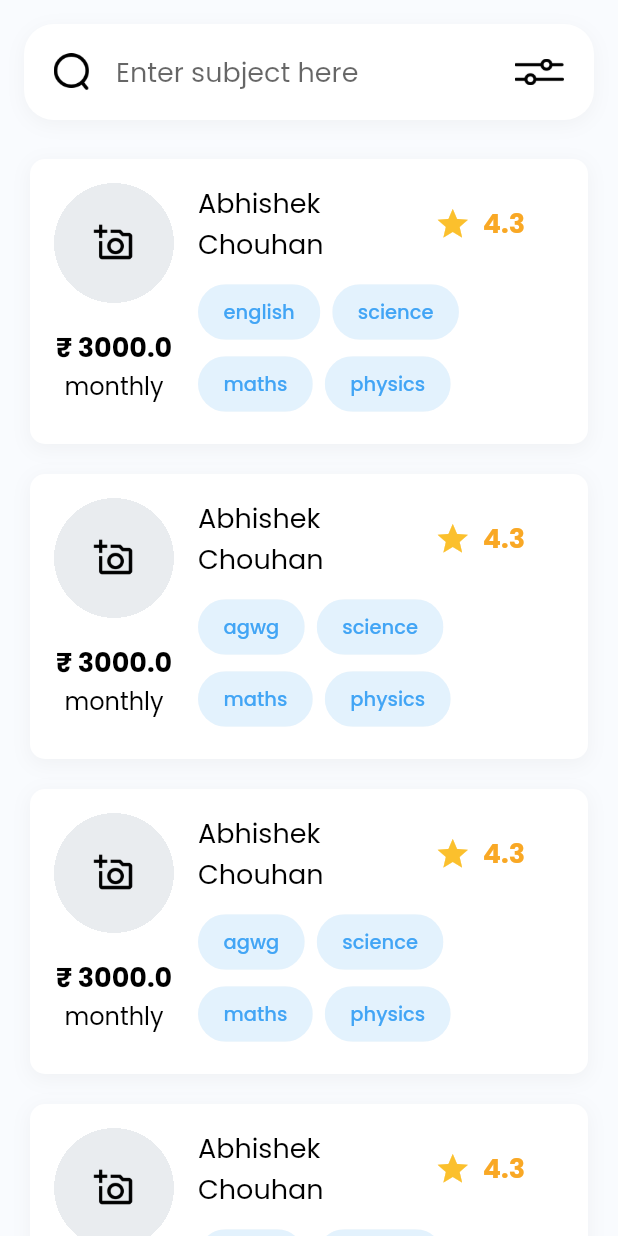
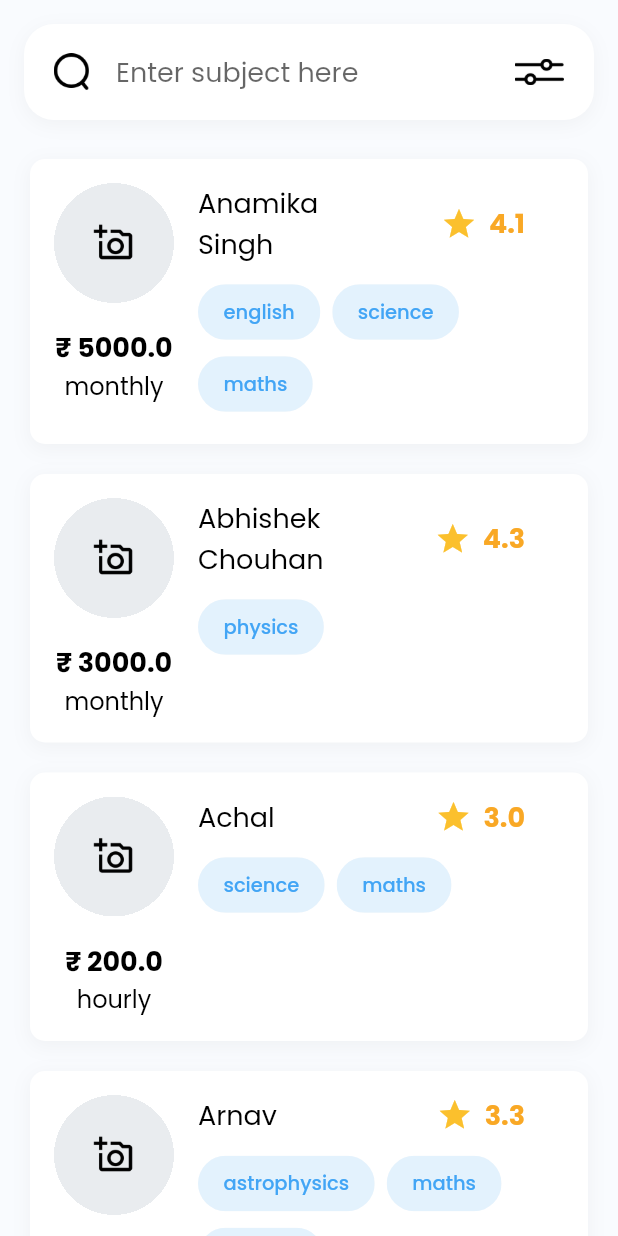
Before and after one commit to AbhiCh616/tutor_finder_flutter, a Flutter app: the StudentSearch screen opened directly, on a phone screen of 412 x 824 dp. Run offline on Flutter 3.47's test engine with Material 2 defaults, Android fonts, the phone set to English and light mode, and no system bars; our stand-ins replace flutter_secure_storage, image_picker, numberpicker, simple_animations, sleek_circular_slider, supercharged; accounts and stored records are empty; network calls fail.

Commit message:
Student Search page created

```diff
--- a/lib/components/registration/tutor/subject_fees.dart
+++ b/lib/components/registration/tutor/subject_fees.dart
@@ -1,6 +1,8 @@
 import 'package:flutter/material.dart';
 import 'package:tutor_finder_flutter/components/registration/logic/tutor_registration.dart';
 import 'package:tutor_finder_flutter/components/registration/tutor/basic_info.dart';
+import 'package:tutor_finder_flutter/components/student_search/screens/student_search.dart';
+import 'package:tutor_finder_flutter/components/student_search/screens/tutor_list.dart';
 
 class SubjectFees extends StatefulWidget {
   @override
@@ -240,7 +242,7 @@ class _SubjectFeesState extends State<SubjectFees> {
                         context,
                         PageRouteBuilder(
                           transitionDuration: Duration(seconds: 2),
-                          pageBuilder: (_, __, ___) => BasicInfo(),
+                          pageBuilder: (_, __, ___) => StudentSearch(),
                         ),
                       );
                     },
--- a/lib/components/student_search/screens/student_search.dart
+++ b/lib/components/student_search/screens/student_search.dart
@@ -22,44 +22,37 @@ class _StudentSearchState extends State<StudentSearch> {
 
   final List<TutorBriefInfo> listData = [
     TutorBriefInfo(
-        "Abhishek Chouhan",
-        4.3,
+        "Anamika Singh",
+        4.1,
         [
           "english",
           "science",
           "maths",
+        ],
+        5000,
+        "Monthly"),
+    TutorBriefInfo(
+        "Abhishek Chouhan",
+        4.3,
+        [
           "physics",
         ],
         3000,
         "Monthly"),
     TutorBriefInfo(
-        "Abhishek Chouhan",
-        4.3,
+        "Achal",
+        3.0,
         [
-          "agwg",
           "science",
           "maths",
-          "physics",
         ],
-        3000,
-        "Monthly"),
+        200,
+        "Hourly"),
     TutorBriefInfo(
-        "Abhishek Chouhan",
-        4.3,
+        "Arnav",
+        3.3,
         [
-          "agwg",
-          "science",
-          "maths",
-          "physics",
-        ],
-        3000,
-        "Monthly"),
-    TutorBriefInfo(
-        "Abhishek Chouhan",
-        4.3,
-        [
-          "agwg",
-          "science",
+          "astrophysics",
           "maths",
           "physics",
         ],
--- a/lib/main.dart
+++ b/lib/main.dart
@@ -1,10 +1,10 @@
 import 'package:flutter/material.dart';
-import 'package:tutor_finder_flutter/components/student_search/screens/student_search.dart';
+import 'package:tutor_finder_flutter/components/student_search/screens/tutor_list.dart';
 
 void main() => runApp(
       MaterialApp(
         theme: ThemeData(fontFamily: 'Poppins'),
         debugShowCheckedModeBanner: false,
-        home: StudentSearch(),
+        home: TutorList(),
       ),
     );
```
Also changed, not shown: lib/components/registration/select_role.dart (+8 -1 lines), lib/components/student_search/screens/tutor_list.dart (added, +217 -0 lines).
